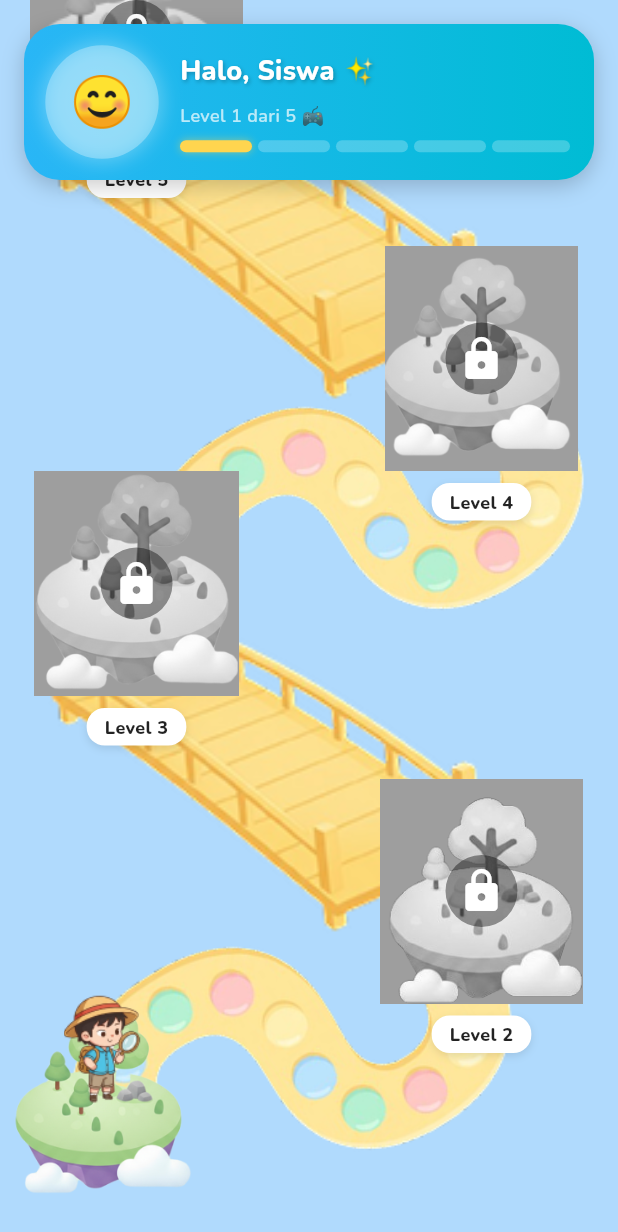
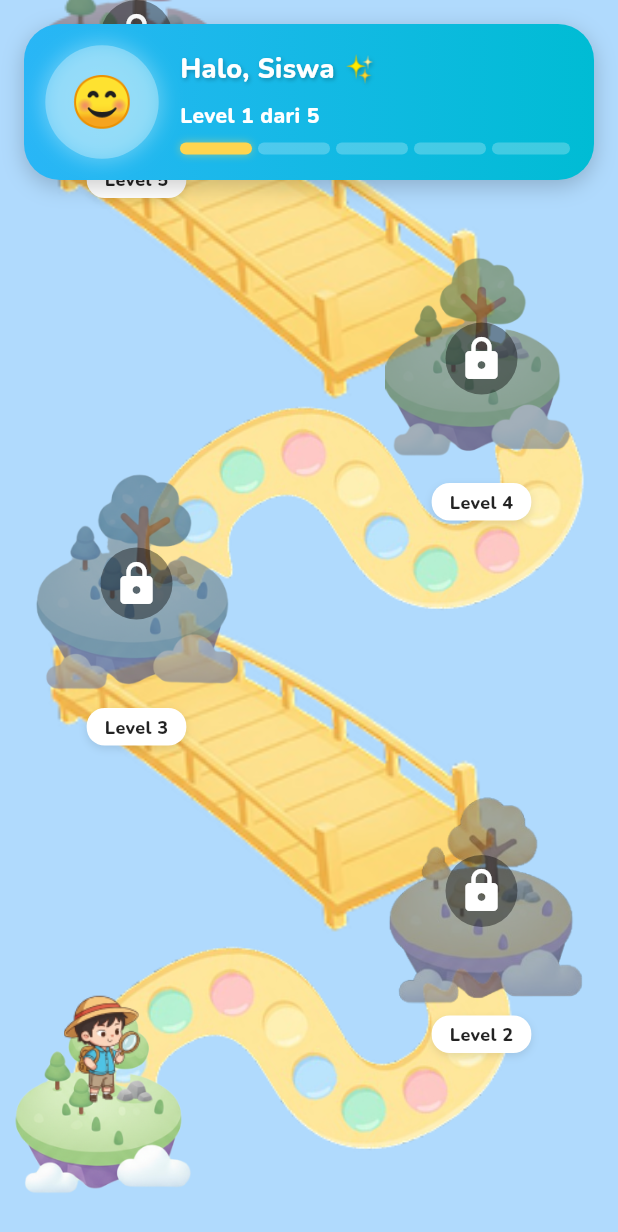
Before and after one commit to AbidinoNurkhiansyah/ciloka-mobile, a Flutter app: the HomeStudentView screen opened directly, on a phone screen of 412 x 824 dp. Shown: the top 1232 px of the screen. Run offline on Flutter 3.47's test engine with Material 3 defaults, Android fonts, the phone set to English and light mode, and no system bars; our stand-ins replace audioplayers, cached_network_image, cloud_firestore, firebase_auth, firebase_core, flutter_tts and 5 more; accounts and stored records are empty; project files that could hold a hidden picture were left out.

Commit message:
style(island in home) : replace BlendMode.saturation to BlendMode.modulate

```diff
--- a/lib/features/student/views/home_student_view.dart
+++ b/lib/features/student/views/home_student_view.dart
@@ -247,11 +247,11 @@ class _HomeStudentViewState extends State<HomeStudentView>
                 ),
                 AppSpacing.vSm,
                 Text(
-                  "Level ${student.currentLevel} dari 5 🎮",
+                  "Level ${student.currentLevel} dari 5",
                   style: const TextStyle(
-                    fontSize: 12,
-                    color: Colors.white70,
-                    fontWeight: FontWeight.w600,
+                    fontSize: 14,
+                    color: Colors.white,
+                    fontWeight: FontWeight.w800,
                   ),
                 ),
                 AppSpacing.vSm,
@@ -481,10 +481,12 @@ class _HomeStudentViewState extends State<HomeStudentView>
                             width: 150,
                             height: 150,
                             fit: BoxFit.contain,
-                            color: isUnlocked ? null : Colors.grey,
                             colorBlendMode: isUnlocked
                                 ? null
-                                : BlendMode.saturation,
+                                : BlendMode.modulate,
+                            color: isUnlocked
+                                ? null
+                                : Colors.grey.withValues(alpha: 0.7),
                           ),
 
                           // Lock Overlay if locked
```
